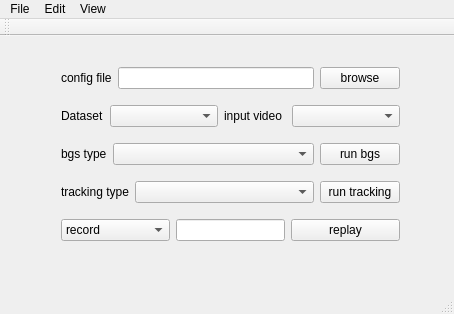
Above: objectTracking/motionBased/src/objectTracking/main/mainwindow.ui from yzbx/surveillance-video-system before the change. Below: the same form after it.
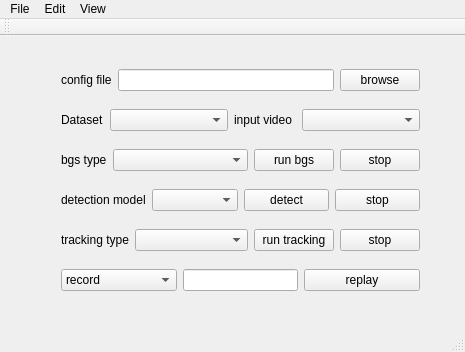
That is the form after the change.

Commit message: add garbage detection and multiobjecttracking

Diff of the .ui file:
```diff
--- a/objectTracking/motionBased/src/objectTracking/main/mainwindow.ui
+++ b/objectTracking/motionBased/src/objectTracking/main/mainwindow.ui
@@ -6,8 +6,8 @@
    <rect>
     <x>0</x>
     <y>0</y>
-    <width>454</width>
-    <height>314</height>
+    <width>465</width>
+    <height>352</height>
    </rect>
   </property>
   <property name="windowTitle">
@@ -19,8 +19,8 @@
      <rect>
       <x>50</x>
       <y>10</y>
-      <width>361</width>
-      <height>221</height>
+      <width>381</width>
+      <height>271</height>
      </rect>
     </property>
     <layout class="QVBoxLayout" name="verticalLayout">
@@ -109,6 +109,41 @@
          </property>
         </widget>
        </item>
+       <item>
+        <widget class="QPushButton" name="pushButton_stopBgs">
+         <property name="text">
+          <string>stop</string>
+         </property>
+        </widget>
+       </item>
+      </layout>
+     </item>
+     <item>
+      <layout class="QHBoxLayout" name="horizontalLayout_6">
+       <item>
+        <widget class="QLabel" name="label_5">
+         <property name="text">
+          <string>detection model</string>
+         </property>
+        </widget>
+       </item>
+       <item>
+        <widget class="QComboBox" name="comboBox_detection"/>
+       </item>
+       <item>
+        <widget class="QPushButton" name="pushButton_detect">
+         <property name="text">
+          <string>detect</string>
+         </property>
+        </widget>
+       </item>
+       <item>
+        <widget class="QPushButton" name="pushButton_stopDetect">
+         <property name="text">
+          <string>stop</string>
+         </property>
+        </widget>
+       </item>
       </layout>
      </item>
      <item>
@@ -137,6 +172,13 @@
          </property>
         </widget>
        </item>
+       <item>
+        <widget class="QPushButton" name="pushButton_stopTracking">
+         <property name="text">
+          <string>stop</string>
+         </property>
+        </widget>
+       </item>
       </layout>
      </item>
      <item>
@@ -188,7 +230,7 @@
     <rect>
      <x>0</x>
      <y>0</y>
-     <width>454</width>
+     <width>465</width>
      <height>22</height>
     </rect>
    </property>
```
The commit also changes 47 other files.
